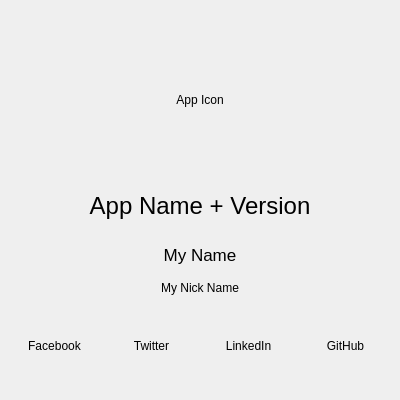
Before: the Qt Designer form exe/ui_about.ui in elmoiv/elmocut, drawn with Qt 5.
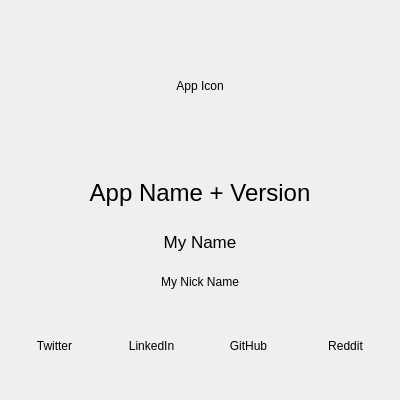
After: the same form once the commit is applied.

The edit to the form file:
```diff
--- a/exe/ui_about.ui
+++ b/exe/ui_about.ui
@@ -20,7 +20,7 @@
   <property name="maximumSize">
    <size>
     <width>400</width>
-    <height>400</height>
+    <height>402</height>
    </size>
   </property>
   <property name="windowTitle">
@@ -44,89 +44,8 @@
    </property>
    <layout class="QHBoxLayout" name="horizontalLayout">
     <item>
-     <layout class="QGridLayout" name="gridLayout" columnstretch="0,0,0,0">
-      <property name="sizeConstraint">
-       <enum>QLayout::SetNoConstraint</enum>
-      </property>
-      <property name="spacing">
-       <number>6</number>
-      </property>
-      <item row="4" column="0" colspan="4">
-       <widget class="QLabel" name="lblNickName">
-        <property name="text">
-         <string>My Nick Name</string>
-        </property>
-        <property name="alignment">
-         <set>Qt::AlignCenter</set>
-        </property>
-       </widget>
-      </item>
-      <item row="0" column="0" colspan="4">
-       <widget class="QLabel" name="label">
-        <property name="font">
-         <font>
-          <pointsize>5</pointsize>
-         </font>
-        </property>
-        <property name="text">
-         <string/>
-        </property>
-       </widget>
-      </item>
-      <item row="3" column="0" colspan="4">
-       <widget class="QLabel" name="lblMyName">
-        <property name="sizePolicy">
-         <sizepolicy hsizetype="Preferred" vsizetype="Fixed">
-          <horstretch>0</horstretch>
-          <verstretch>0</verstretch>
-         </sizepolicy>
-        </property>
-        <property name="minimumSize">
-         <size>
-          <width>0</width>
-          <height>40</height>
-         </size>
-        </property>
-        <property name="font">
-         <font>
-          <pointsize>13</pointsize>
-         </font>
-        </property>
-        <property name="text">
-         <string>My Name</string>
-        </property>
-        <property name="alignment">
-         <set>Qt::AlignCenter</set>
-        </property>
-       </widget>
-      </item>
-      <item row="5" column="2">
-       <widget class="QLabel" name="lblLinkedIn">
-        <property name="cursor">
-         <cursorShape>PointingHandCursor</cursorShape>
-        </property>
-        <property name="text">
-         <string>LinkedIn</string>
-        </property>
-        <property name="alignment">
-         <set>Qt::AlignCenter</set>
-        </property>
-       </widget>
-      </item>
-      <item row="5" column="0">
-       <widget class="QLabel" name="lblFacebook">
-        <property name="cursor">
-         <cursorShape>PointingHandCursor</cursorShape>
-        </property>
-        <property name="text">
-         <string>Facebook</string>
-        </property>
-        <property name="alignment">
-         <set>Qt::AlignCenter</set>
-        </property>
-       </widget>
-      </item>
-      <item row="5" column="1">
+     <layout class="QGridLayout" name="gridLayout">
+      <item row="4" column="0">
        <widget class="QLabel" name="lblTwitter">
         <property name="sizePolicy">
          <sizepolicy hsizetype="Minimum" vsizetype="Fixed">
@@ -151,7 +70,46 @@
         </property>
        </widget>
       </item>
-      <item row="2" column="0" colspan="4">
+      <item row="4" column="2">
+       <widget class="QLabel" name="lblGitHub">
+        <property name="cursor">
+         <cursorShape>PointingHandCursor</cursorShape>
+        </property>
+        <property name="text">
+         <string>GitHub</string>
+        </property>
+        <property name="alignment">
+         <set>Qt::AlignCenter</set>
+        </property>
+       </widget>
+      </item>
+      <item row="4" column="1">
+       <widget class="QLabel" name="lblLinkedIn">
+        <property name="cursor">
+         <cursorShape>PointingHandCursor</cursorShape>
+        </property>
+        <property name="text">
+         <string>LinkedIn</string>
+        </property>
+        <property name="alignment">
+         <set>Qt::AlignCenter</set>
+        </property>
+       </widget>
+      </item>
+      <item row="4" column="3">
+       <widget class="QLabel" name="lblReddit">
+        <property name="cursor">
+         <cursorShape>PointingHandCursor</cursorShape>
+        </property>
+        <property name="text">
+         <string>Reddit</string>
+        </property>
+        <property name="alignment">
+         <set>Qt::AlignCenter</set>
+        </property>
+       </widget>
+      </item>
+      <item row="1" column="0" colspan="4">
        <widget class="QLabel" name="lblAppName">
         <property name="sizePolicy">
          <sizepolicy hsizetype="Preferred" vsizetype="Fixed">
@@ -178,20 +136,7 @@
         </property>
        </widget>
       </item>
-      <item row="5" column="3">
-       <widget class="QLabel" name="lblGitHub">
-        <property name="cursor">
-         <cursorShape>PointingHandCursor</cursorShape>
-        </property>
-        <property name="text">
-         <string>GitHub</string>
-        </property>
-        <property name="alignment">
-         <set>Qt::AlignCenter</set>
-        </property>
-       </widget>
-      </item>
-      <item row="1" column="1" colspan="2">
+      <item row="0" column="0" colspan="4">
        <widget class="QLabel" name="lblAppIcon">
         <property name="sizePolicy">
          <sizepolicy hsizetype="Preferred" vsizetype="Fixed">
@@ -216,6 +161,43 @@
         </property>
        </widget>
       </item>
+      <item row="2" column="0" colspan="4">
+       <widget class="QLabel" name="lblMyName">
+        <property name="sizePolicy">
+         <sizepolicy hsizetype="Preferred" vsizetype="Fixed">
+          <horstretch>0</horstretch>
+          <verstretch>0</verstretch>
+         </sizepolicy>
+        </property>
+        <property name="minimumSize">
+         <size>
+          <width>0</width>
+          <height>40</height>
+         </size>
+        </property>
+        <property name="font">
+         <font>
+          <pointsize>13</pointsize>
+         </font>
+        </property>
+        <property name="text">
+         <string>My Name</string>
+        </property>
+        <property name="alignment">
+         <set>Qt::AlignCenter</set>
+        </property>
+       </widget>
+      </item>
+      <item row="3" column="0" colspan="4">
+       <widget class="QLabel" name="lblNickName">
+        <property name="text">
+         <string>My Nick Name</string>
+        </property>
+        <property name="alignment">
+         <set>Qt::AlignCenter</set>
+        </property>
+       </widget>
+      </item>
      </layout>
     </item>
    </layout>
```
